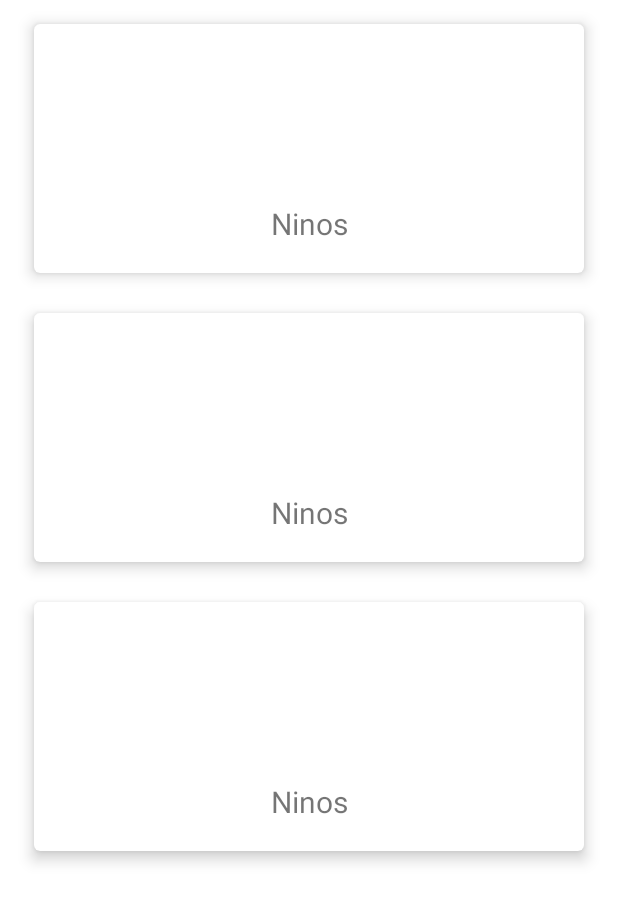
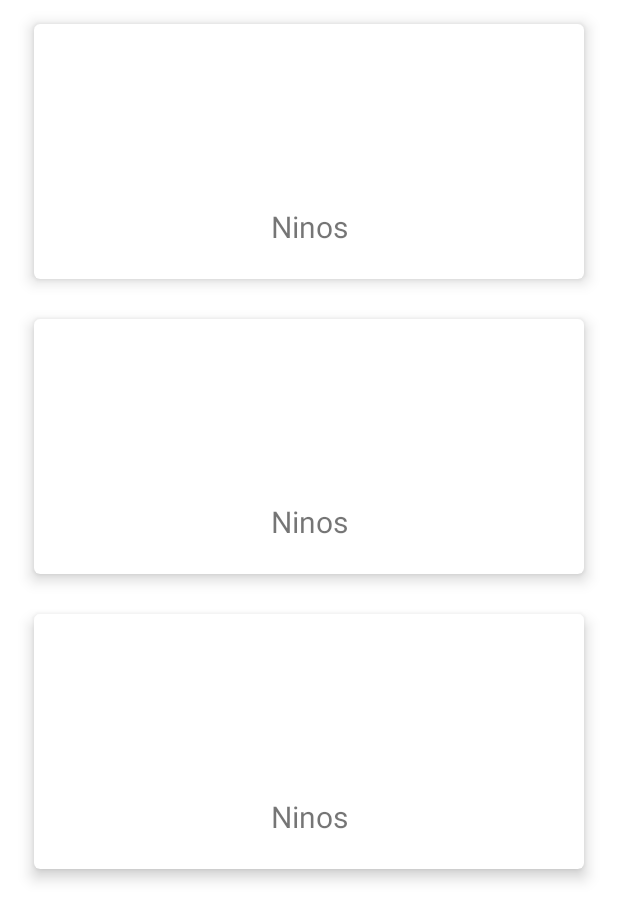
Before and after one commit to panchis7u7/HomeReality, an Android app: the layout activity_main.xml on its own in the app's theme, with its tools: preview values and no code run, on a phone screen of 412 x 824 dp. Shown: the top 921 px of the screen. Run offline under Robolectric (Android 15) with nearby library versions, the phone set to English and light mode, and no system bars.

Commit message:
Styling recycle containers.

```diff
--- a/app/src/main/res/layout/item_furniture_category_layout.xml
+++ b/app/src/main/res/layout/item_furniture_category_layout.xml
@@ -5,15 +5,16 @@
     android:layout_height="wrap_content"
     xmlns:app="http://schemas.android.com/apk/res-auto"
     app:cardUseCompatPadding="true"
-    app:cardElevation="6dp"
     android:layout_marginLeft="15dp"
     android:layout_marginRight="15dp"
-    android:layout_marginTop="5dp">
+    android:layout_marginTop="5dp"
+    app:cardElevation="6dp">
 
     <LinearLayout
         android:layout_width="match_parent"
         android:layout_height="wrap_content"
         android:orientation="vertical"
+        android:layout_margin="2dp"
         android:padding="20dp"
         android:gravity="center">
 
```
